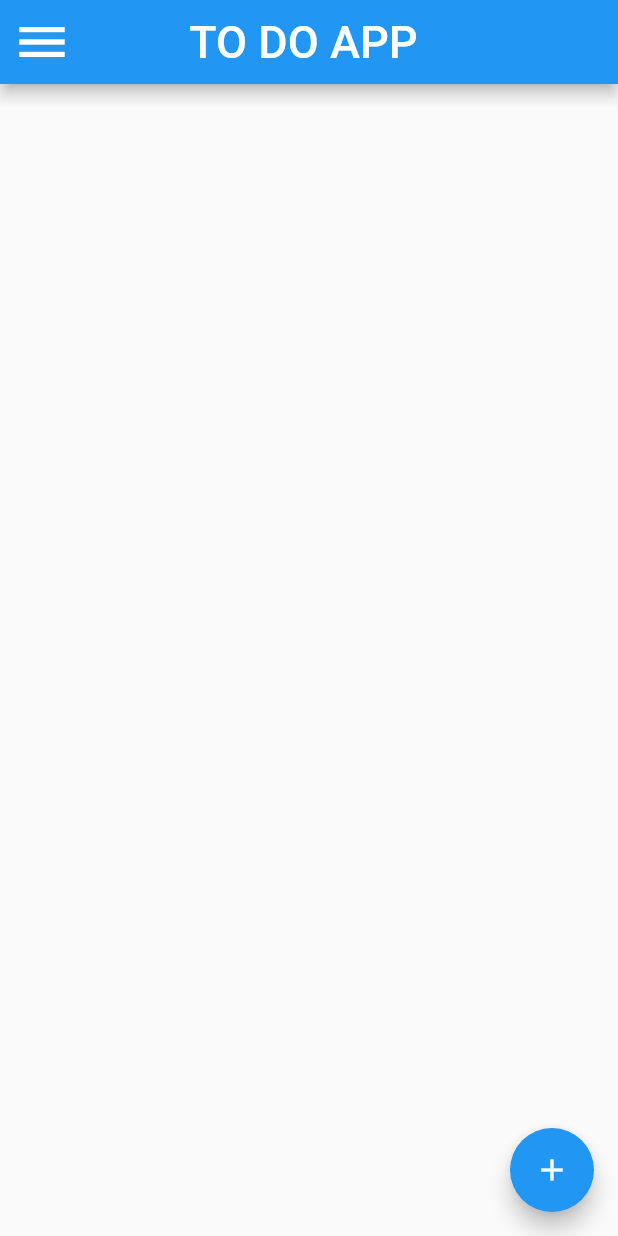
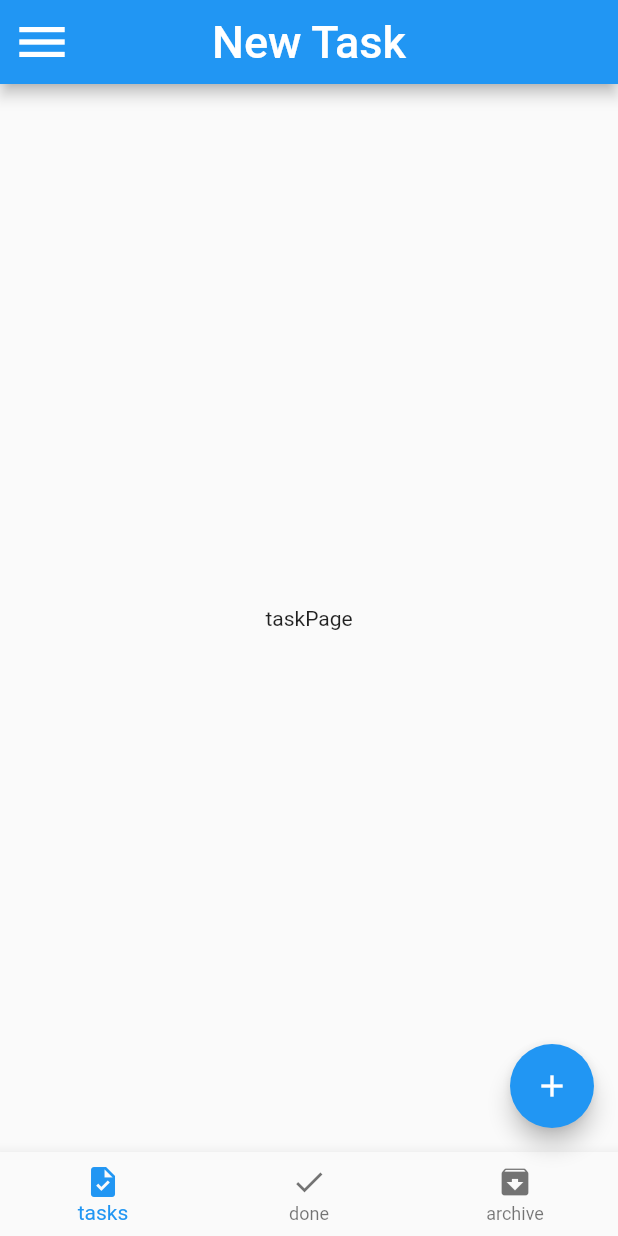
Before and after one commit to EngYoussef1/todo, a Flutter app: the screen it shows after launch, on a phone screen of 412 x 824 dp. Run offline on Flutter 3.47's test engine with Material 2 defaults, Android fonts, the phone set to English and light mode, and no system bars.

Commit message:
main pages

```diff
--- a/lib/main.dart
+++ b/lib/main.dart
@@ -1,5 +1,5 @@
 import 'package:flutter/material.dart';
-import 'package:todo/view/home.dart';
+import 'package:todo/pages/home.dart';
 
 void main() {
   runApp(const MyApp());
--- a/lib/view/home.dart
+++ /dev/null
@@ -1,31 +0,0 @@
-import 'package:flutter/material.dart';
-
-class HomePage extends StatefulWidget {
-  const HomePage({super.key});
-
-  @override
-  State<HomePage> createState() => _HomePageState();
-}
-
-class _HomePageState extends State<HomePage> {
-  @override
-  Widget build(BuildContext context) {
-    return Scaffold(
-      floatingActionButton: FloatingActionButton(
-        onPressed: () {},
-        child: Icon(Icons.add),
-        backgroundColor: Colors.blue, //<-- SEE HERE
-      ),
-      appBar: AppBar(
-        title: Text(
-          'TO DO APP ',
-          style: TextStyle(fontSize: 30),
-        ),
-        iconTheme: IconThemeData(size: 40, color: Colors.white),
-        centerTitle: true,
-      ),
-      drawer: Drawer(),
-      body: Container(),
-    );
-  }
-}
--- /dev/null
+++ b/lib/view/task.dart
@@ -0,0 +1,12 @@
+import 'package:flutter/material.dart';
+
+class taskPage extends StatelessWidget {
+  const taskPage({super.key});
+
+  @override
+  Widget build(BuildContext context) {
+    return Center(
+      child: Text("taskPage"),
+    );
+  }
+}
```
Also changed, not shown: lib/view/archive.dart (added, +12 -0 lines), lib/view/done.dart (added, +12 -0 lines).
